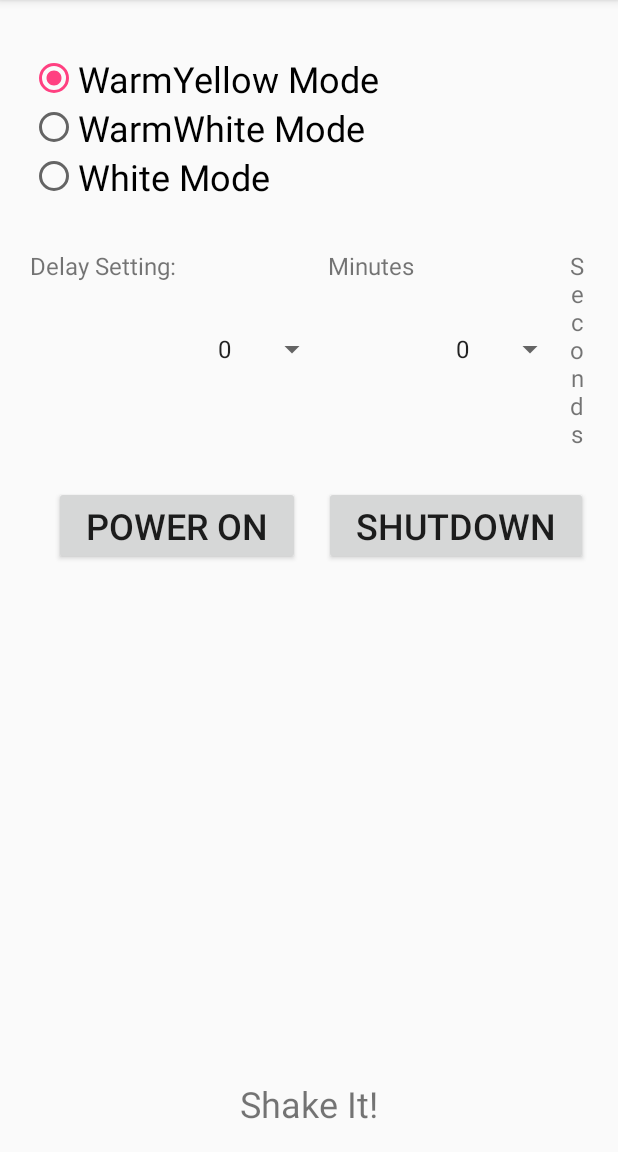
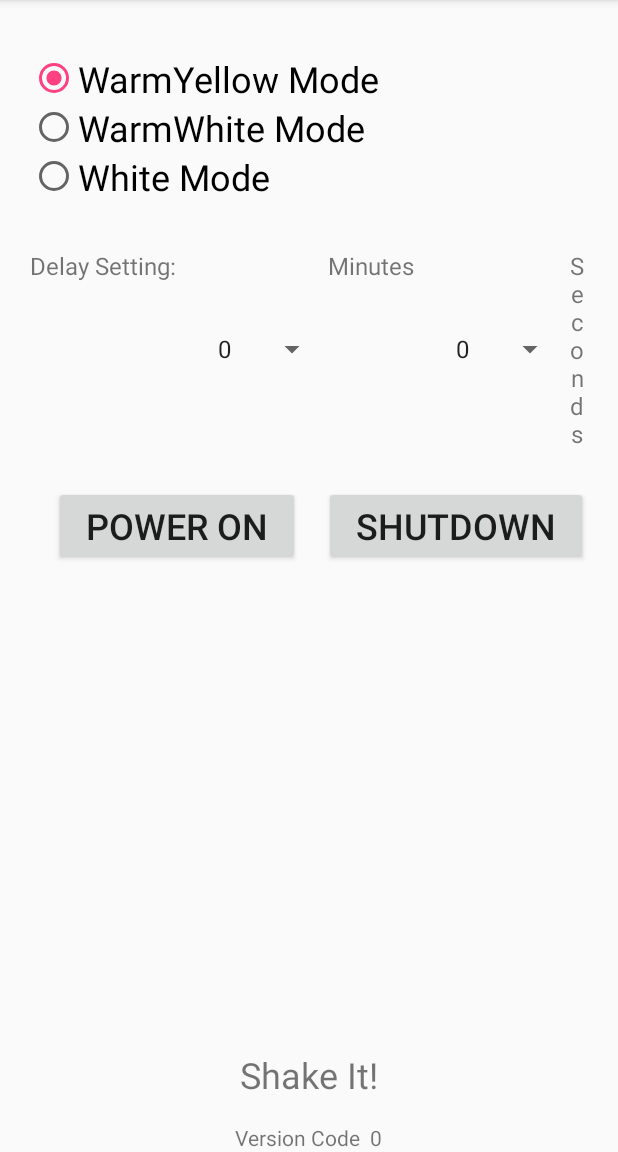
Before and after one commit to simonliu009/Android_Input_Examples, an Android app: the screen it shows after launch (MainActivity), on a phone screen of 412 x 824 dp, the part 84-1236 px from its top. Run offline under Robolectric (Android 15) with nearby library versions, the light colour scheme and no system bars.

Commit message:
Update the auto versioncode code in build.gradle (Module:app)

```diff
--- a/app/src/main/java/com/example/simonliu/togglebuttonedittextarrayswitch/MainActivity.java
+++ b/app/src/main/java/com/example/simonliu/togglebuttonedittextarrayswitch/MainActivity.java
@@ -1,5 +1,8 @@
 package com.example.simonliu.togglebuttonedittextarrayswitch;
 
+import android.content.Context;
+import android.content.pm.PackageInfo;
+import android.content.pm.PackageManager;
 import android.content.res.Resources;
 import android.os.Bundle;
 import android.support.v7.app.AppCompatActivity;
@@ -11,6 +14,7 @@ import android.widget.Button;
 import android.widget.RadioButton;
 import android.widget.RadioGroup;
 import android.widget.Spinner;
+import android.widget.TextView;
 import android.widget.Toast;
 
 import java.io.IOException;
@@ -53,6 +57,7 @@ public class MainActivity extends AppCompatActivity {
         addListenerOnButton();
         addListenerOnRadioButton();
         modeMSG = getDefaultCheckedRBText();
+        displayVersionName();
 
 
         //     Integer[] delayOptions = new Integer[] {0,1,2,3,4,5,6,7,8,9,10,11,12,13,14,15,16,17,18,19,20,21,22,23,24,25,26,27,28,29,30,31,32,33,34,35,36,37,38,39,40,41,42,43,44,45,46,47,48,49,50,51,52,53,54,55,56,57,58,59}
@@ -354,6 +359,39 @@ public class MainActivity extends AppCompatActivity {
     }
 
 
+    //版本名
+    public static String getVersionName(Context context) {
+        return getPackageInfo(context).versionName;
+    }
+
+
+    //版本号
+    public static int getVersionCode(Context context) {
+        return getPackageInfo(context).versionCode;
+    }
+
+    private static PackageInfo getPackageInfo(Context context) {
+        PackageInfo pi = null;
+
+        try {
+            PackageManager pm = context.getPackageManager();
+            pi = pm.getPackageInfo(context.getPackageName(),
+                    PackageManager.GET_CONFIGURATIONS);
+
+            return pi;
+        } catch (Exception e) {
+            e.printStackTrace();
+        }
+
+        return pi;
+    }
+
+    public void displayVersionName() {
+        TextView versionName = (TextView) findViewById(R.id.version_name_id);
+        String version1 = getResources().getString(R.string.version_code) + "  " + getVersionCode(MainActivity.this);
+        versionName.setText(version1);
+    }
+
 //    public void shutdownSubmit(View view) {
 ////       Button delayShutdownButton = (Button) findViewById(delayShutdowButtonId);
 //        String shutdownMessage = getString(R.string.showdownMSG) + delayMinutes + " Minutes" + delaySeconds + " Seconds";
--- a/app/src/main/res/layout/activity_main.xml
+++ b/app/src/main/res/layout/activity_main.xml
@@ -141,4 +141,11 @@
 
     </LinearLayout>
 
+    <TextView
+        android:id="@+id/version_name_id"
+        android:layout_width="wrap_content"
+        android:layout_height="wrap_content"
+        android:layout_gravity="center_horizontal"
+        android:text="@string/version_name" />
+    />
 </LinearLayout>
--- a/app/src/main/res/values/strings.xml
+++ b/app/src/main/res/values/strings.xml
@@ -13,5 +13,6 @@
     <string name="shake">Shake It!</string>
     <string name="showdownMSG">Lamp will be shutdown after : </string>
     <string name="powerOnMSG">Lamp will be turned on in </string>
-    <string name="rev">Rev 1.1 Build 20161004.20.37</string>
+    <string name="version_name">Version Name</string>
+    <string name="version_code">Version Code</string>
 </resources>
```
Also changed, not shown: app/build.gradle (+6 -10 lines).
